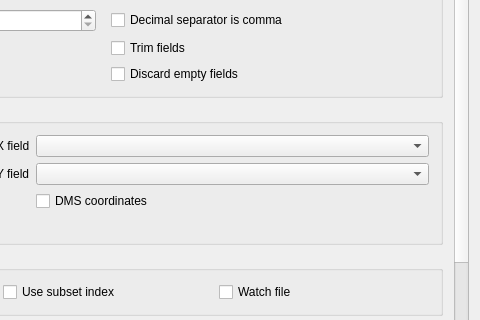
qgis/QGIS, file src/ui/qgsdelimitedtextsourceselectbase.ui: the form before one commit; both pictures show x 250 to 730 and y 230 to 550 of the 730 by 643 pixel window.
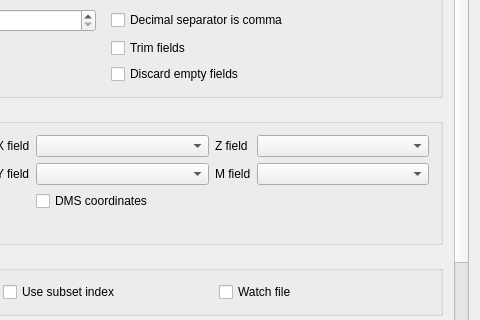
The form after the commit. Icons and pictures are not drawn. Custom widgets are drawn as their Qt base class.

The edit to the form file:
```diff
--- a/src/ui/qgsdelimitedtextsourceselectbase.ui
+++ b/src/ui/qgsdelimitedtextsourceselectbase.ui
@@ -957,6 +957,68 @@
                   </property>
                  </widget>
                 </item>
+                <item row="1" column="3">
+                 <widget class="QComboBox" name="cmbZField">
+                  <property name="enabled">
+                   <bool>true</bool>
+                  </property>
+                  <property name="sizePolicy">
+                   <sizepolicy hsizetype="Expanding" vsizetype="Fixed">
+                    <horstretch>0</horstretch>
+                    <verstretch>0</verstretch>
+                   </sizepolicy>
+                  </property>
+                  <property name="minimumSize">
+                   <size>
+                    <width>120</width>
+                    <height>0</height>
+                   </size>
+                  </property>
+                  <property name="toolTip">
+                   <string>Name of the field containing z values</string>
+                  </property>
+                  <property name="statusTip">
+                   <string>Name of the field containing z values</string>
+                  </property>
+                  <property name="whatsThis">
+                   <string>Name of the field containing z values</string>
+                  </property>
+                  <property name="editable">
+                   <bool>false</bool>
+                  </property>
+                 </widget>
+                </item>
+                <item row="2" column="3">
+                 <widget class="QComboBox" name="cmbMField">
+                  <property name="enabled">
+                   <bool>true</bool>
+                  </property>
+                  <property name="sizePolicy">
+                   <sizepolicy hsizetype="Expanding" vsizetype="Fixed">
+                    <horstretch>0</horstretch>
+                    <verstretch>0</verstretch>
+                   </sizepolicy>
+                  </property>
+                  <property name="minimumSize">
+                   <size>
+                    <width>120</width>
+                    <height>0</height>
+                   </size>
+                  </property>
+                  <property name="toolTip">
+                   <string>Name of the field containing m values</string>
+                  </property>
+                  <property name="statusTip">
+                   <string>Name of the field containing m values</string>
+                  </property>
+                  <property name="whatsThis">
+                   <string>Name of the field containing m values</string>
+                  </property>
+                  <property name="editable">
+                   <bool>false</bool>
+                  </property>
+                 </widget>
+                </item>
                 <item row="1" column="0">
                  <widget class="QLabel" name="textLabelx">
                   <property name="enabled">
@@ -992,6 +1054,44 @@
                   </property>
                  </widget>
                 </item>
+                <item row="1" column="2">
+                 <widget class="QLabel" name="textLabelZ">
+                  <property name="enabled">
+                   <bool>true</bool>
+                  </property>
+                  <property name="sizePolicy">
+                   <sizepolicy hsizetype="Preferred" vsizetype="Preferred">
+                    <horstretch>0</horstretch>
+                    <verstretch>0</verstretch>
+                   </sizepolicy>
+                  </property>
+                  <property name="text">
+                   <string>&lt;p align=&quot;left&quot;&gt;Z field&lt;/p&gt;</string>
+                  </property>
+                  <property name="buddy">
+                   <cstring>cmbZField</cstring>
+                  </property>
+                 </widget>
+                </item>
+                <item row="2" column="2">
+                 <widget class="QLabel" name="textLabelM">
+                  <property name="enabled">
+                   <bool>true</bool>
+                  </property>
+                  <property name="sizePolicy">
+                   <sizepolicy hsizetype="Preferred" vsizetype="Preferred">
+                    <horstretch>0</horstretch>
+                    <verstretch>0</verstretch>
+                   </sizepolicy>
+                  </property>
+                  <property name="text">
+                   <string>&lt;p align=&quot;left&quot;&gt;M field&lt;/p&gt;</string>
+                  </property>
+                  <property name="buddy">
+                   <cstring>cmbMField</cstring>
+                  </property>
+                 </widget>
+                </item>
                </layout>
               </item>
              </layout>
```
Left out of the diff: 6 changed lines with no effect on the pictures.
